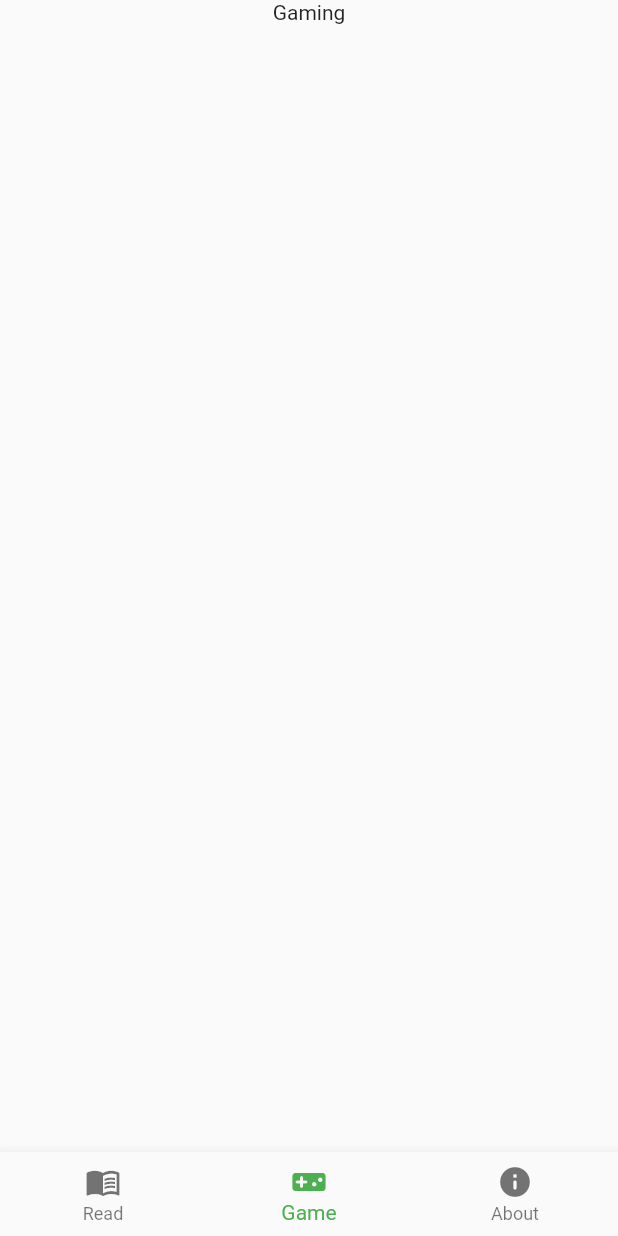
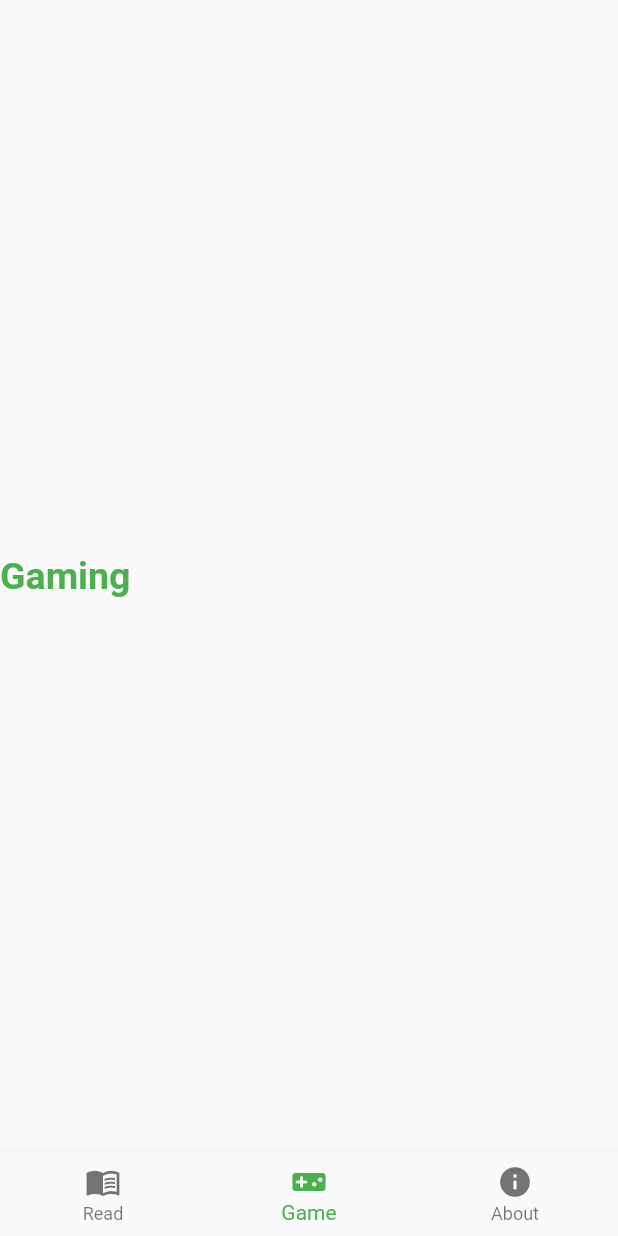
Before and after one commit to yiyikim11/first-app, a Flutter app: the screen it shows after launch, on a phone screen of 412 x 824 dp. Run offline on Flutter 3.47's test engine with Material 2 defaults, Android fonts, the phone set to English and light mode, and no system bars.

Commit message:
added game screen and text title

```diff
--- a/lib/game.dart
+++ b/lib/game.dart
@@ -11,11 +11,20 @@ class _GameState extends State<Game> {
   @override
   Widget build(BuildContext context) {
     return Column(
+      mainAxisAlignment: MainAxisAlignment.center,
       children: [
         Container(
-          child: Text('Gaming'),
+          child: Text(
+            'Gaming',
+            style: TextStyle(
+                color: Colors.green, fontWeight: FontWeight.bold, fontSize: 25),
+          ),
         ),
+
       ],
     );
   }
 }
+//Find safe area
+//problem with commiting
+//Todo: Design
--- a/lib/main.dart
+++ b/lib/main.dart
@@ -53,7 +53,7 @@ class _MyStatefulWidgetState extends State<MyStatefulWidget> {
   @override
   Widget build(BuildContext context) {
     return Scaffold(
-      body: Center(
+      body: SafeArea(
         child: _widgetOptions.elementAt(_selectedIndex),
       ),
       bottomNavigationBar: BottomNavigationBar(
```
Also changed, not shown: image/gamings.png (deleted), image/pink-oreo.jpeg (deleted), image/undraw_gaming.svg (added).
